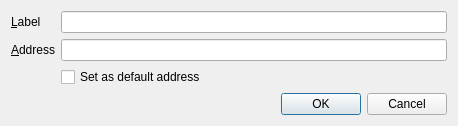
Qt form src/qt/forms/editaddressdialog.ui (raffermeko/bitcoin) before a commit.
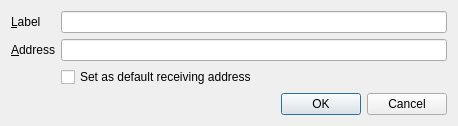
The same form after that commit.

Commit message: clarify text

```diff
--- a/src/qt/forms/editaddressdialog.ui
+++ b/src/qt/forms/editaddressdialog.ui
@@ -7,7 +7,7 @@
     <x>0</x>
     <y>0</y>
     <width>458</width>
-    <height>113</height>
+    <height>114</height>
    </rect>
   </property>
   <property name="windowTitle">
@@ -56,7 +56,7 @@
      <item row="2" column="1">
       <widget class="QCheckBox" name="setAsDefault">
        <property name="text">
-        <string>Set as default address</string>
+        <string>Set as default receiving address</string>
        </property>
       </widget>
      </item>
```
